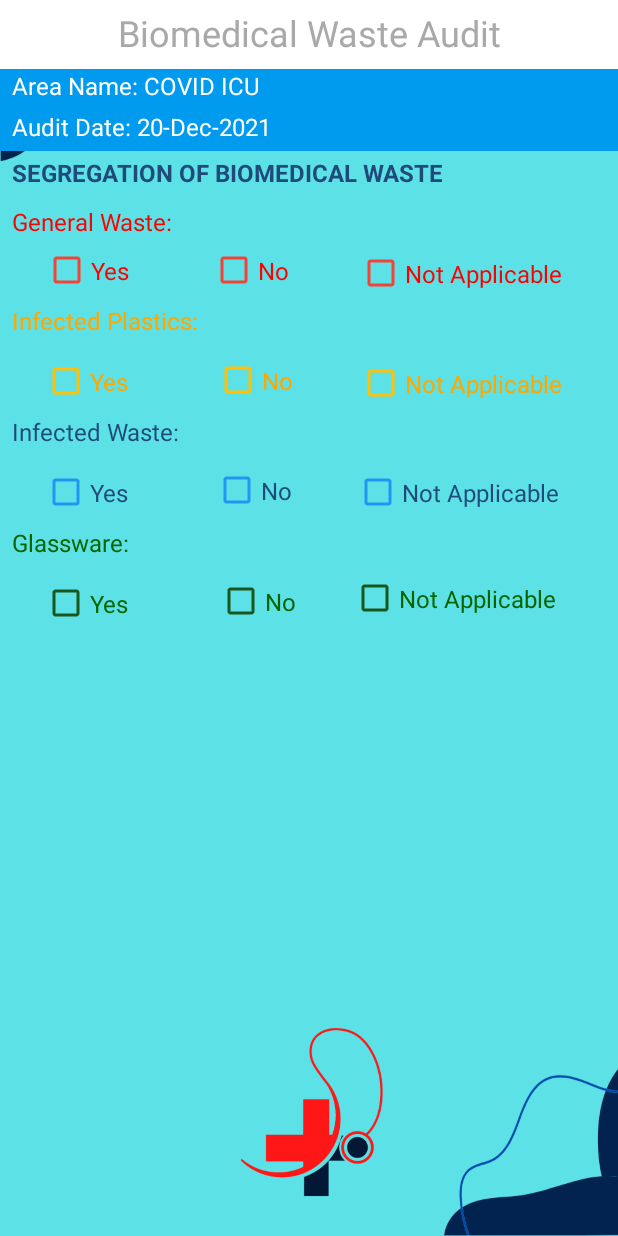
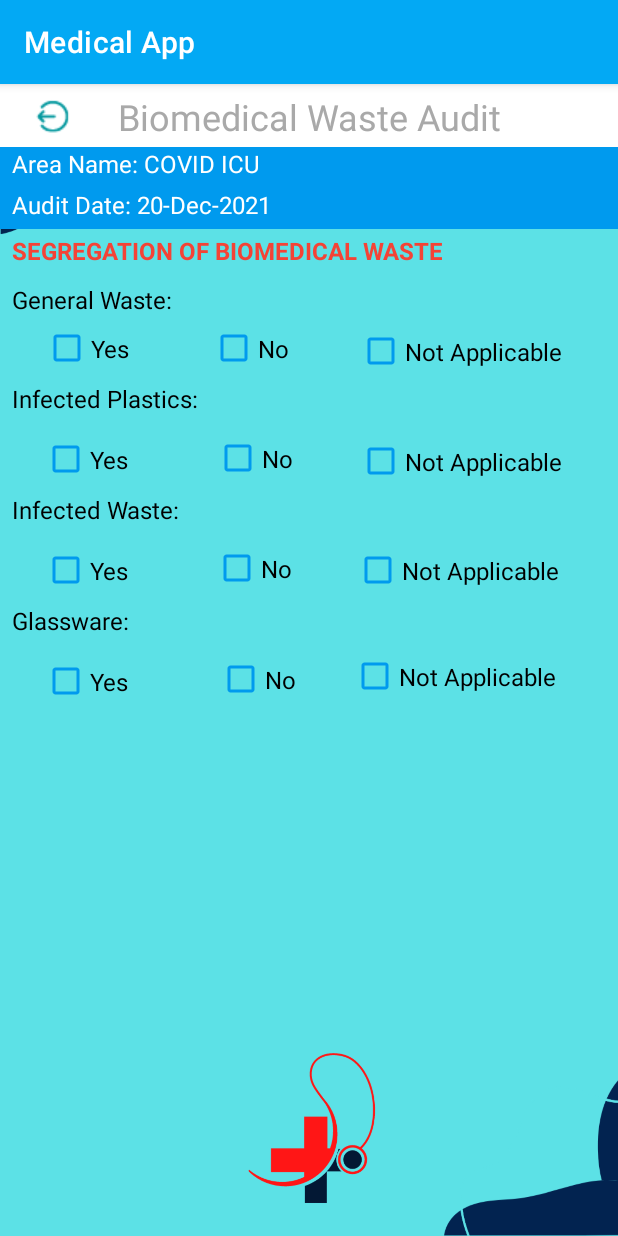
Before and after one commit to sanskriti-2811/ASJ_Team2, an Android app: the BioMedicalWasteAudit screen opened directly, with no data from a screen before it, on a phone screen of 412 x 824 dp. Run offline under Robolectric (Android 15) with nearby library versions, the phone set to English and light mode, and no system bars; our stand-ins replace Firebase (no records; nobody signed in at launch, a user with empty details on screens opened directly).

Commit message:
Changed the background, and color of buttons, added logout functionality

```diff
--- a/app/src/main/java/com/example/medicalapp/WardsPage.kt
+++ b/app/src/main/java/com/example/medicalapp/WardsPage.kt
@@ -23,7 +23,7 @@ class WardsPage : AppCompatActivity() {
         super.onCreate(savedInstanceState)
         setContentView(R.layout.activity_wards_page)
 
-        title = "KotlinApp"
+        title = "Medical App"
         listView = findViewById(R.id.listView)
         etSearch = findViewById(R.id.etSearch)
         wards.add("COVID ICU 1")
--- a/app/src/main/res/drawable/button_rounded.xml
+++ b/app/src/main/res/drawable/button_rounded.xml
@@ -1,6 +1,6 @@
 <?xml version="1.0" encoding="utf-8"?>
 <shape xmlns:android="http://schemas.android.com/apk/res/android">
-        <solid android:color="#009AEE"/> <!-- this one is ths color of the Rounded Button -->
+        <solid android:color="#1f4a7a"/> <!-- this one is ths color of the Rounded Button -->
         <corners
             android:bottomRightRadius="20dp"
             android:bottomLeftRadius="20dp"
--- a/app/src/main/res/layout/activity_bio_medical_waste_audit.xml
+++ b/app/src/main/res/layout/activity_bio_medical_waste_audit.xml
@@ -27,6 +27,7 @@
         android:layout_height="wrap_content"
         android:layout_below="@+id/tv1"
         android:layout_alignParentEnd="true"
+        android:layout_marginTop="-4dp"
         android:layout_marginEnd="0dp"
         android:background="@color/blue"
         android:paddingLeft="8dp"
@@ -64,7 +65,7 @@
         android:textStyle="bold"
         android:text="SEGREGATION OF BIOMEDICAL WASTE"
         android:textAlignment="viewStart"
-        android:textColor="@color/darkblue"
+        android:textColor="@color/orange"
         android:textSize="16sp" />
 
     <TextView
@@ -79,7 +80,7 @@
         android:paddingBottom="5dp"
         android:text="General Waste: "
         android:textAlignment="viewStart"
-        android:textColor="@color/red"
+        android:textColor="@color/black"
         android:textSize="16sp" />
 
     <CheckBox
@@ -90,9 +91,9 @@
         android:layout_alignParentEnd="true"
         android:layout_marginTop="32dp"
         android:layout_marginEnd="199dp"
-        android:buttonTint="#F44336"
+        android:buttonTint="#009AEE"
         android:text="Yes"
-        android:textColor="@color/red"
+        android:textColor="@color/black"
         android:textColorLink="#2196F3"
         android:textSize="16sp" />
 
@@ -104,9 +105,9 @@
         android:layout_alignParentEnd="true"
         android:layout_marginTop="32dp"
         android:layout_marginEnd="88dp"
-        android:buttonTint="#F44336"
+        android:buttonTint="#009AEE"
         android:text="No"
-        android:textColor="@color/red"
+        android:textColor="@color/black"
         android:textColorLink="#2196F3"
         android:textSize="16sp" />
 
@@ -118,9 +119,9 @@
         android:layout_alignParentEnd="true"
         android:layout_marginTop="34dp"
         android:layout_marginEnd="-10dp"
-        android:buttonTint="#F44336"
+        android:buttonTint="#009AEE"
         android:text="Not Applicable"
-        android:textColor="@color/red"
+        android:textColor="@color/black"
         android:textColorLink="#2196F3"
         android:textSize="16sp"
         app:layout_constraintTop_toTopOf="@+id/tv4"
@@ -138,7 +139,7 @@
         android:paddingBottom="5dp"
         android:text="Infected Plastics: "
         android:textAlignment="viewStart"
-        android:textColor="@color/yellow"
+        android:textColor="@color/black"
         android:textSize="16sp" />
 
     <CheckBox
@@ -149,9 +150,9 @@
         android:layout_alignParentEnd="true"
         android:layout_marginTop="7dp"
         android:layout_marginEnd="200dp"
-        android:buttonTint="#FFC107"
+        android:buttonTint="#009AEE"
         android:text="Yes"
-        android:textColor="@color/yellow"
+        android:textColor="@color/black"
         android:textColorLink="#2196F3"
         android:textSize="16sp" />
 
@@ -163,9 +164,9 @@
         android:layout_alignParentEnd="true"
         android:layout_marginTop="105dp"
         android:layout_marginEnd="85dp"
-        android:buttonTint="#FFC107"
+        android:buttonTint="#009AEE"
         android:text="No"
-        android:textColor="@color/yellow"
+        android:textColor="@color/black"
         android:textColorLink="#2196F3"
         android:textSize="16sp" />
 
@@ -177,9 +178,9 @@
         android:layout_alignParentEnd="true"
         android:layout_marginTop="107dp"
         android:layout_marginEnd="-10dp"
-        android:buttonTint="#FFC107"
+        android:buttonTint="#009AEE"
         android:text="Not Applicable"
-        android:textColor="@color/yellow"
+        android:textColor="@color/black"
         android:textColorLink="#2196F3"
         android:textSize="16sp"
         app:layout_constraintTop_toTopOf="@+id/tv4"
@@ -197,7 +198,7 @@
         android:paddingBottom="5dp"
         android:text="Infected Waste: "
         android:textAlignment="viewStart"
-        android:textColor="@color/darkblue"
+        android:textColor="@color/black"
         android:textSize="16sp" />
 
     <CheckBox
@@ -208,9 +209,9 @@
         android:layout_alignParentEnd="true"
         android:layout_marginTop="7dp"
         android:layout_marginEnd="200dp"
-        android:buttonTint="#2196F3"
+        android:buttonTint="#009AEE"
         android:text="Yes"
-        android:textColor="@color/darkblue"
+        android:textColor="@color/black"
         android:textColorLink="#2196F3"
         android:textSize="16sp" />
 
@@ -222,9 +223,9 @@
         android:layout_alignParentEnd="true"
         android:layout_marginTop="6dp"
         android:layout_marginEnd="86dp"
-        android:buttonTint="#2196F3"
+        android:buttonTint="#009AEE"
         android:text="No"
-        android:textColor="@color/darkblue"
+        android:textColor="@color/black"
         android:textColorLink="#2196F3"
         android:textSize="16sp" />
 
@@ -236,9 +237,9 @@
         android:layout_alignParentEnd="true"
         android:layout_marginTop="7dp"
         android:layout_marginEnd="-8dp"
-        android:buttonTint="#2196F3"
+        android:buttonTint="#009AEE"
         android:text="Not Applicable"
-        android:textColor="@color/darkblue"
+        android:textColor="@color/black"
         android:textColorLink="#2196F3"
         android:textSize="16sp"
         app:layout_constraintTop_toTopOf="@+id/tv7"
@@ -256,7 +257,7 @@
         android:paddingBottom="5dp"
         android:text="Glassware: "
         android:textAlignment="viewStart"
-        android:textColor="@color/green"
+        android:textColor="@color/black"
         android:textSize="16sp" />
 
     <CheckBox
@@ -267,9 +268,9 @@
         android:layout_alignParentEnd="true"
         android:layout_marginTop="7dp"
         android:layout_marginEnd="200dp"
-        android:buttonTint="#1A571C"
+        android:buttonTint="#009AEE"
         android:text="Yes"
-        android:textColor="@color/green"
+        android:textColor="@color/black"
         android:textColorLink="#2196F3"
         android:textSize="16sp" />
 
@@ -281,9 +282,9 @@
         android:layout_alignParentEnd="true"
         android:layout_marginTop="6dp"
         android:layout_marginEnd="83dp"
-        android:buttonTint="#1A571C"
+        android:buttonTint="#009AEE"
         android:text="No"
-        android:textColor="@color/green"
+        android:textColor="@color/black"
         android:textColorLink="#2196F3"
         android:textSize="16sp" />
 
@@ -295,18 +296,33 @@
         android:layout_alignParentEnd="true"
         android:layout_marginTop="4dp"
         android:layout_marginEnd="-6dp"
-        android:buttonTint="#1A571C"
+        android:buttonTint="#009AEE"
         android:text="Not Applicable"
-        android:textColor="@color/green"
+        android:textColor="@color/black"
         android:textColorLink="#2196F3"
         android:textSize="16sp"
         app:layout_constraintTop_toTopOf="@+id/tv8"
         tools:layout_editor_absoluteX="382dp" />
 
+
+    <ImageButton
+        android:id="@+id/logout"
+        android:layout_width="wrap_content"
+        android:layout_height="40dp"
+        android:layout_alignParentStart="true"
+        android:layout_alignParentTop="true"
+        android:layout_alignParentEnd="true"
+        android:layout_marginStart="0dp"
+        android:layout_marginTop="0dp"
+        android:layout_marginEnd="339dp"
+        android:background="@color/white"
+        android:src="@drawable/logout" />
+
     <ImageView
         android:id="@+id/logo"
+        android:foregroundGravity="center_horizontal"
         android:layout_width="wrap_content"
-        android:layout_height="197dp"
+        android:layout_height="176dp"
         android:layout_alignParentStart="true"
         android:layout_alignParentEnd="true"
         android:layout_alignParentBottom="true"
@@ -316,4 +332,5 @@
         android:src="@drawable/logo" />
 
 
+
 </RelativeLayout>
--- a/app/src/main/res/layout/activity_wards_page.xml
+++ b/app/src/main/res/layout/activity_wards_page.xml
@@ -75,7 +75,7 @@
         android:cacheColorHint="#03A9F4"
         android:divider="@color/black"
         android:dividerHeight="2dp"
-        android:listSelector="@color/darkblue"
+        android:listSelector="@color/blue"
         android:visibility="visible" />
 
     <ImageView
--- a/app/src/main/res/values/colors.xml
+++ b/app/src/main/res/values/colors.xml
@@ -15,6 +15,7 @@
     <color name="red">#FF0000</color>
     <color name="yellow">#FFA701</color>
     <color name="green">#006400</color>
+    <color name="orange">#F44336</color>
 
 
 
--- a/app/src/main/res/values/themes.xml
+++ b/app/src/main/res/values/themes.xml
@@ -1,12 +1,12 @@
 <resources xmlns:tools="http://schemas.android.com/tools">
     <!-- Base application theme. -->
-    <style name="Theme.MedicalApp" parent="Theme.MaterialComponents.NoActionBar">
+    <style name="Theme.MedicalApp" parent="Theme.MaterialComponents.Light.DarkActionBar">
         <!-- Primary brand color. -->
-        <item name="colorPrimary">@color/purple_500</item>
-        <item name="colorPrimaryVariant">@color/purple_700</item>
+        <item name="colorPrimary">#03A9F4</item>
+        <item name="colorPrimaryVariant">#F44336</item>
         <item name="colorOnPrimary">@color/white</item>
         <!-- Secondary brand color. -->
-        <item name="colorSecondary">@color/teal_200</item>
+        <item name="colorSecondary">#009AEE</item>
         <item name="colorSecondaryVariant">@color/teal_700</item>
         <item name="colorOnSecondary">@color/black</item>
         <!-- Status bar color. -->
```
Also changed, not shown: app/src/main/res/layout/activity_main.xml (+36 -11 lines), app/src/main/res/drawable/background.png, app/src/main/res/drawable/logout.png (added).
